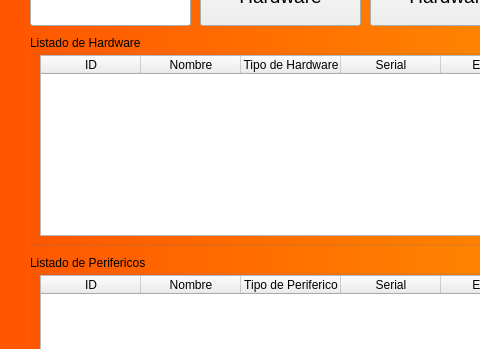
Above: Inventario-Hardware.ui from danilp12/GestionInventarioVcp before the change; both pictures show x 0 to 480 and y 85 to 434 of the 886 by 534 pixel window. Below: the same form after it.
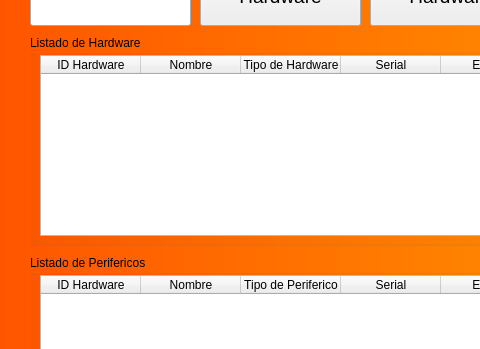
That is the form after the change.

Commit message: se implemeto el guardado de todos los hardware

Patch:
```diff
--- a/Inventario-Hardware.ui
+++ b/Inventario-Hardware.ui
@@ -142,7 +142,7 @@
     </property>
     <column>
      <property name="text">
-      <string>ID</string>
+      <string>ID Hardware</string>
      </property>
     </column>
     <column>
@@ -190,7 +190,7 @@
     </property>
     <column>
      <property name="text">
-      <string>ID</string>
+      <string>ID Hardware</string>
      </property>
     </column>
     <column>
```
The commit also changes 5 other files.
